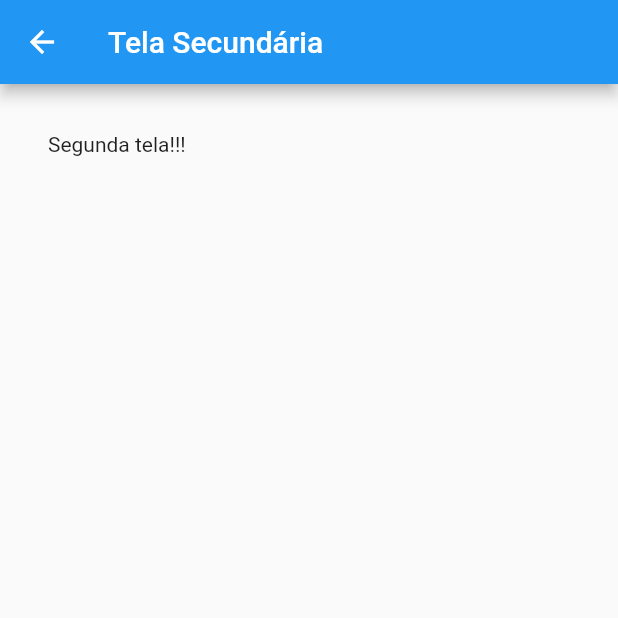
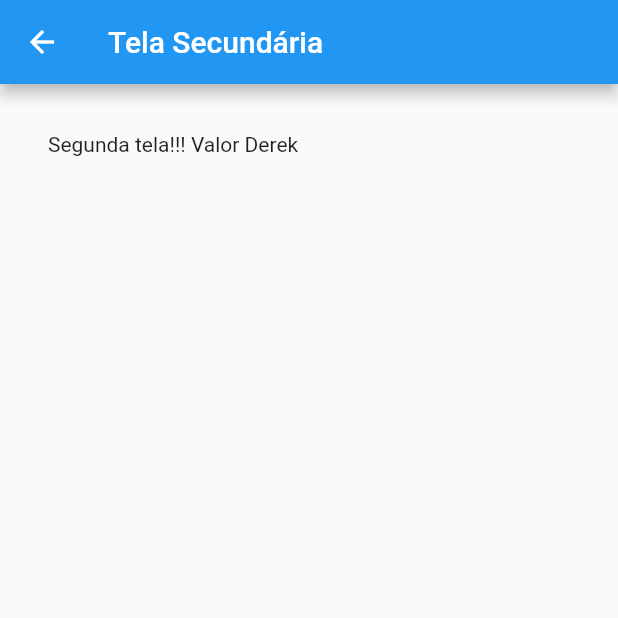
Before and after one commit to DGadonski/navegacao, a Flutter app: the screen it shows after launch, after a tap on "Ir para a segunda tela", on a phone screen of 412 x 824 dp, the top half of it. Run offline on Flutter 3.47's test engine with Material 2 defaults, Android fonts, the phone set to English and light mode, and no system bars.

Commit message:
Passando informações de uma tela para outra.

```diff
--- a/lib/TelaSecundaria.dart
+++ b/lib/TelaSecundaria.dart
@@ -1,9 +1,12 @@
-// ignore_for_file: prefer_const_constructors, prefer_const_literals_to_create_immutables
+// ignore_for_file: prefer_const_constructors, prefer_const_literals_to_create_immutables, must_be_immutable, use_key_in_widget_constructors
 
 import 'package:flutter/material.dart';
 
 class TelaSecundaria extends StatefulWidget {
-  const TelaSecundaria({super.key});
+
+  String? valor;
+
+  TelaSecundaria({this.valor});
 
   @override
   State<TelaSecundaria> createState() => _TelaSecundariaState();
@@ -21,7 +24,7 @@ class _TelaSecundariaState extends State<TelaSecundaria> {
         padding: EdgeInsets.all(32),
         child: Column(
           children: [
-            Text('Segunda tela!!!')
+            Text('Segunda tela!!! Valor ${widget.valor}')
           ],
         ),
       ),
--- a/lib/main.dart
+++ b/lib/main.dart
@@ -1,4 +1,4 @@
-// ignore_for_file: prefer_const_constructors, prefer_const_literals_to_create_immutables
+// ignore_for_file: prefer_const_constructors, prefer_const_literals_to_create_immutables, use_key_in_widget_constructors, must_be_immutable
 
 import 'package:flutter/material.dart';
 import 'package:navegacao/TelaSecundaria.dart';
@@ -11,7 +11,6 @@ void main() {
 }
 
 class TelaPrincipal extends StatefulWidget {
-  const TelaPrincipal({super.key});
 
   @override
   State<TelaPrincipal> createState() => _TelaPrincipalState();
@@ -36,7 +35,7 @@ class _TelaPrincipalState extends State<TelaPrincipal> {
                   Navigator.push(
                     context,
                     MaterialPageRoute(
-                      builder: (context)=> TelaSecundaria())
+                      builder: (context)=> TelaSecundaria(valor: 'Derek',))
                   );
                 },
                 child: Text('Ir para a segunda tela'),
```
